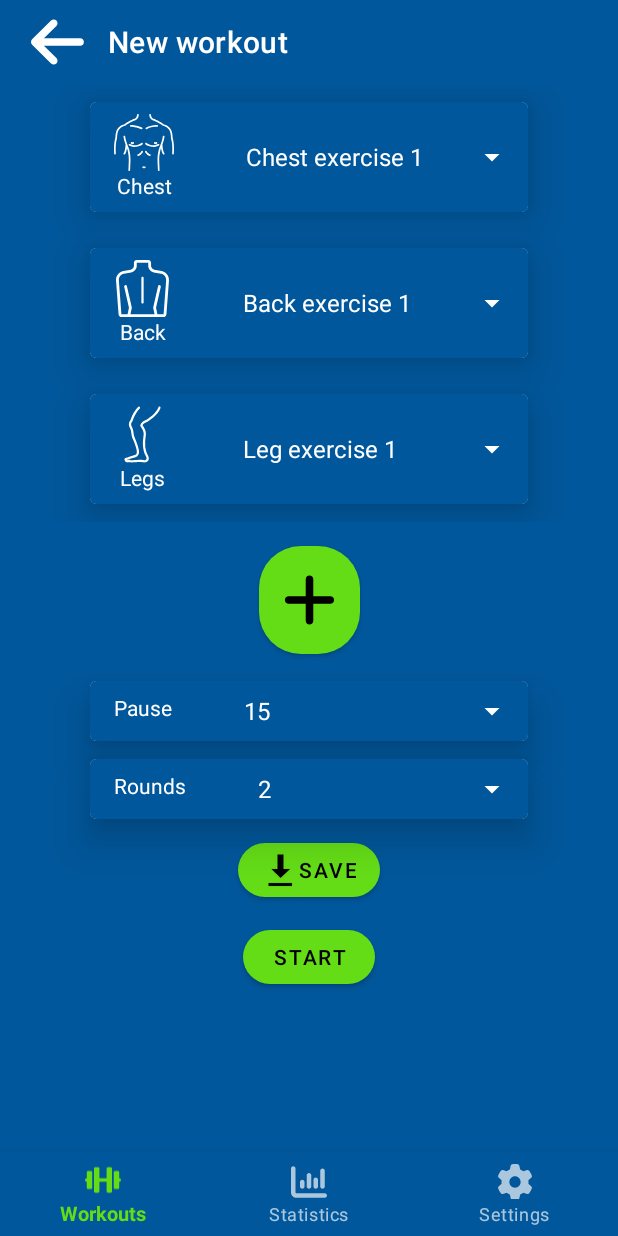
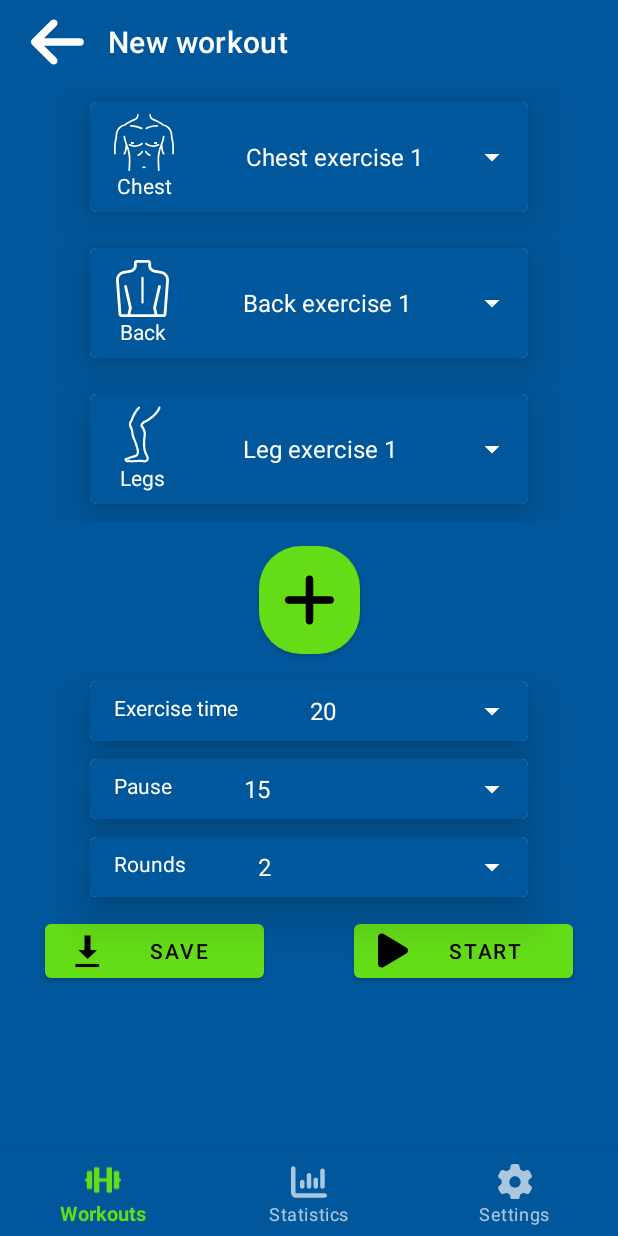
Before and after one commit to Rutzzz/CircularWorkout, an Android app: the WorkoutSetupFragment screen opened through its navigation route, on a phone screen of 412 x 824 dp. Run offline under Robolectric (Android 15) with nearby library versions, the phone set to English and light mode, and no system bars; our stand-ins replace navigation-ui.

Commit message:
button correction +  spinner exercise time

```diff
--- a/app/src/main/java/cz/muni/fi/circularworkout/ui/workout/setup/WorkoutSetupFragment.kt
+++ b/app/src/main/java/cz/muni/fi/circularworkout/ui/workout/setup/WorkoutSetupFragment.kt
@@ -38,10 +38,17 @@ class WorkoutSetupFragment : Fragment() {
             R.array.rounds,
             android.R.layout.simple_spinner_item
         )
+        val exerciseAdapter: ArrayAdapter<CharSequence> = ArrayAdapter.createFromResource(
+            requireContext(),
+            R.array.exercise_time,
+            android.R.layout.simple_spinner_item
+        )
         binding.pause.optionsGroupTextView.setText("Pause")
         binding.pause.exerciseSpinner.adapter = pauseAdapter
         binding.rounds.optionsGroupTextView.setText("Rounds")
         binding.rounds.exerciseSpinner.adapter = roundsAdapter
+        binding.exerciseTime.optionsGroupTextView.setText("Exercise time")
+        binding.exerciseTime.exerciseSpinner.adapter = exerciseAdapter
         return binding.root
 
 
--- a/app/src/main/res/layout/fragment_workout_list.xml
+++ b/app/src/main/res/layout/fragment_workout_list.xml
@@ -1,5 +1,6 @@
 <?xml version="1.0" encoding="utf-8"?>
-<androidx.constraintlayout.widget.ConstraintLayout xmlns:android="http://schemas.android.com/apk/res/android"
+<androidx.constraintlayout.widget.ConstraintLayout
+    xmlns:android="http://schemas.android.com/apk/res/android"
     xmlns:tools="http://schemas.android.com/tools"
     android:layout_width="match_parent"
     android:layout_height="match_parent"
--- a/app/src/main/res/layout/fragment_workout_setup.xml
+++ b/app/src/main/res/layout/fragment_workout_setup.xml
@@ -1,4 +1,5 @@
 <?xml version="1.0" encoding="utf-8"?>
+
 
 <ScrollView xmlns:android="http://schemas.android.com/apk/res/android"
     xmlns:app="http://schemas.android.com/apk/res-auto"
@@ -48,6 +49,16 @@
             app:layout_constraintStart_toStartOf="parent"
             app:layout_constraintTop_toBottomOf="@id/exercise_recycler_view" />
 
+        <include
+            android:id="@+id/exercise_time"
+            layout="@layout/workout_options"
+            android:layout_width="match_parent"
+            android:layout_height="wrap_content"
+            android:layout_marginHorizontal="60dp"
+            android:layout_marginVertical="12dp"
+            app:layout_constraintStart_toStartOf="parent"
+            app:layout_constraintTop_toBottomOf="@id/exercise_add_button" />
+
 
         <include
             android:id="@+id/pause"
@@ -57,7 +68,7 @@
             android:layout_marginHorizontal="60dp"
             android:layout_marginVertical="12dp"
             app:layout_constraintStart_toStartOf="parent"
-            app:layout_constraintTop_toBottomOf="@id/exercise_add_button" />
+            app:layout_constraintTop_toBottomOf="@id/exercise_time" />
 
         <include
             android:id="@+id/rounds"
@@ -73,29 +84,28 @@
 
 
         <com.google.android.material.button.MaterialButton
-            android:id="@+id/exercise_save_button"
-            android:layout_width="wrap_content"
+            android:id="@+id/save_button"
+            android:layout_width="0dp"
             android:layout_height="wrap_content"
-            android:layout_margin="10dp"
-            android:text="@string/save"
-            app:cornerRadius="28dp"
+            android:layout_marginHorizontal="30dp"
+            android:layout_marginVertical="12dp"
+            app:layout_constraintTop_toBottomOf="@id/rounds"
+            app:layout_constraintStart_toStartOf="parent"
+            app:layout_constraintEnd_toStartOf="@id/start_workout_button"
             app:icon="@android:drawable/stat_sys_download"
-            app:iconPadding="0dp"
-            app:layout_constraintEnd_toEndOf="parent"
-            app:layout_constraintStart_toStartOf="parent"
-            app:layout_constraintTop_toBottomOf="@id/rounds" />
+            android:text="@string/save"/>
 
         <com.google.android.material.button.MaterialButton
-            android:id="@+id/exercise_start_button"
-            android:layout_width="wrap_content"
+            android:id="@+id/start_workout_button"
+            android:layout_width="0dp"
             android:layout_height="wrap_content"
-            android:layout_margin="10dp"
-            android:text="@string/start"
-            app:cornerRadius="28dp"
+            android:layout_marginHorizontal="30dp"
+            android:layout_marginVertical="12dp"
+            app:layout_constraintTop_toBottomOf="@id/rounds"
             app:layout_constraintEnd_toEndOf="parent"
-            app:layout_constraintStart_toStartOf="parent"
-            app:layout_constraintTop_toBottomOf="@id/exercise_save_button" />
-
+            app:layout_constraintStart_toEndOf="@id/save_button"
+            app:icon="@drawable/ic_play_solid"
+            android:text="@string/start"/>
 
     </androidx.constraintlayout.widget.ConstraintLayout>
 </ScrollView>
--- a/app/src/main/res/values/strings.xml
+++ b/app/src/main/res/values/strings.xml
@@ -44,5 +44,13 @@
         <item>10</item>
     </string-array>
 
+    <string-array name="exercise_time">
+        <item>20</item>
+        <item>30</item>
+        <item>40</item>
+        <item>50</item>
+        <item>60</item>
+    </string-array>
+
 
 </resources>
```
